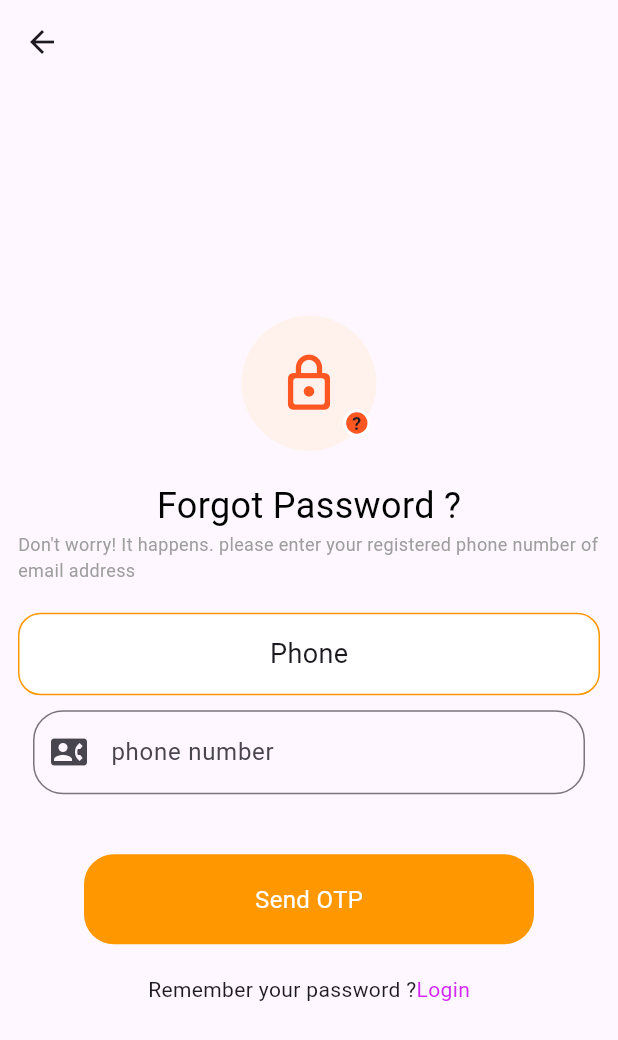
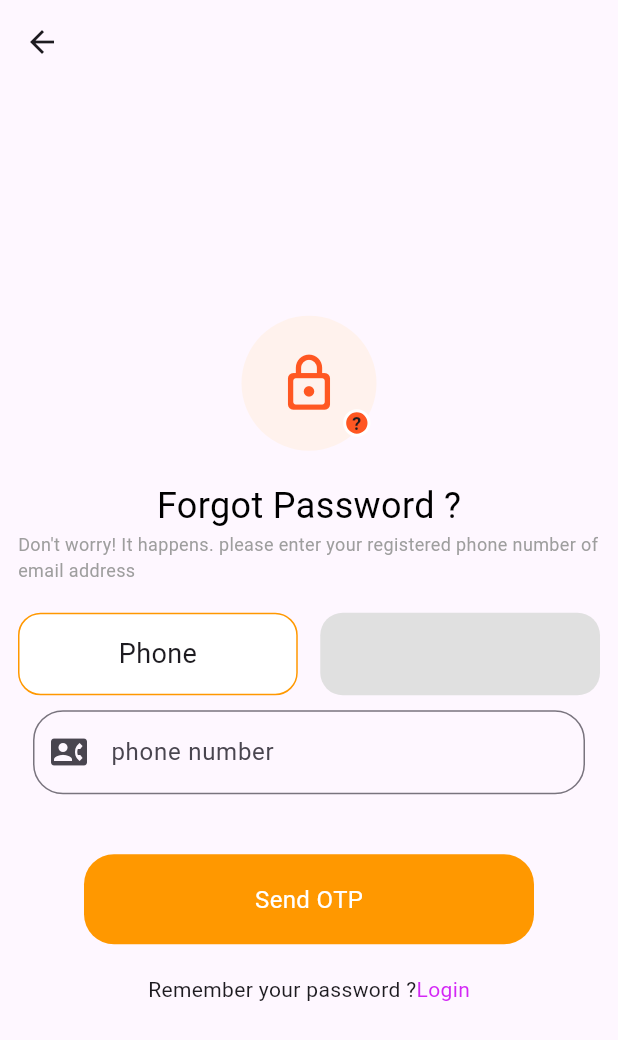
Before and after one commit to mdmehedidesktop-dotcom/navigation-, a Flutter app: the screen it shows after launch, on a phone screen of 412 x 824 dp. Shown: the top 1040 px of the screen. Run offline on Flutter 3.47's test engine with Material 3 defaults, Android fonts, the phone set to English and light mode, and no system bars.

Commit message:
Updadte project

```diff
--- a/lib/Screen/forgot_password.dart
+++ b/lib/Screen/forgot_password.dart
@@ -64,6 +64,14 @@ class _ForgotPasswordState extends State<ForgotPassword> {
                   child: Center(
                     child: Text("Phone",style: TextStyle(fontSize: 18),),
                   ),
+                )),
+                SizedBox(width: 15,),
+                Expanded(child: Container(
+                  height: 55,
+                  decoration: BoxDecoration(
+                      color:Colors.grey.shade300 ,
+                  borderRadius: BorderRadius.circular(15),
+                  ),
                 ))
               ],
 
```
